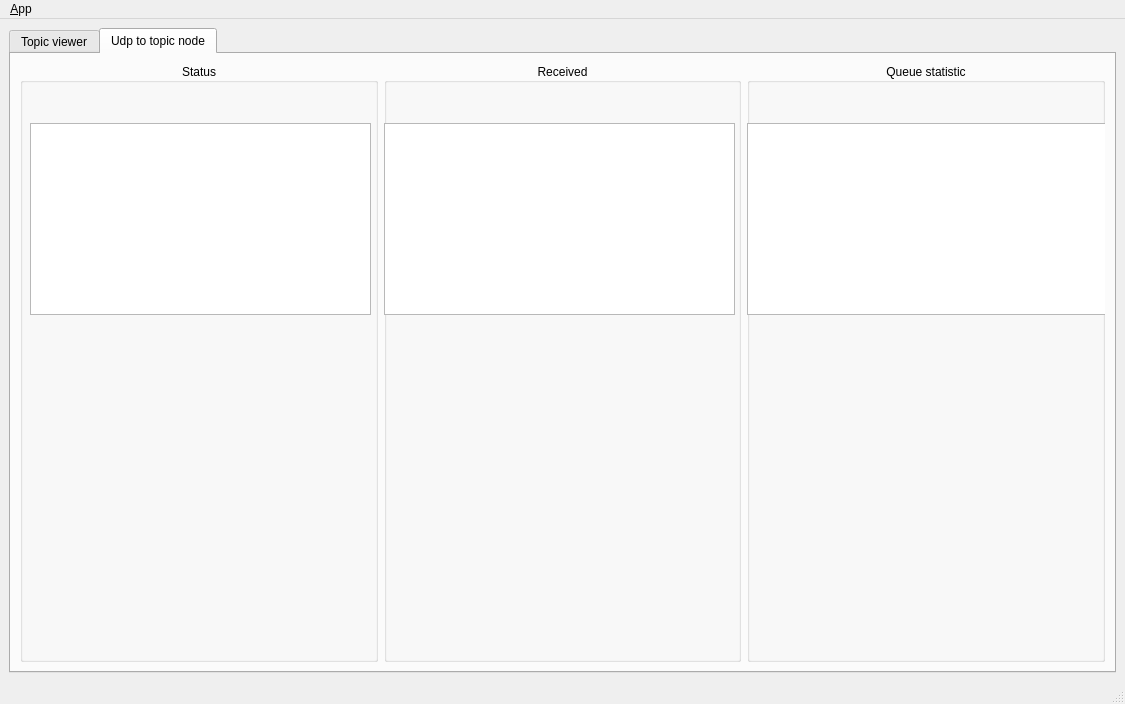
The window that ui/main_window.ui (AlexKaravaev/rqt_state) describes before a commit, drawn with Qt 5.
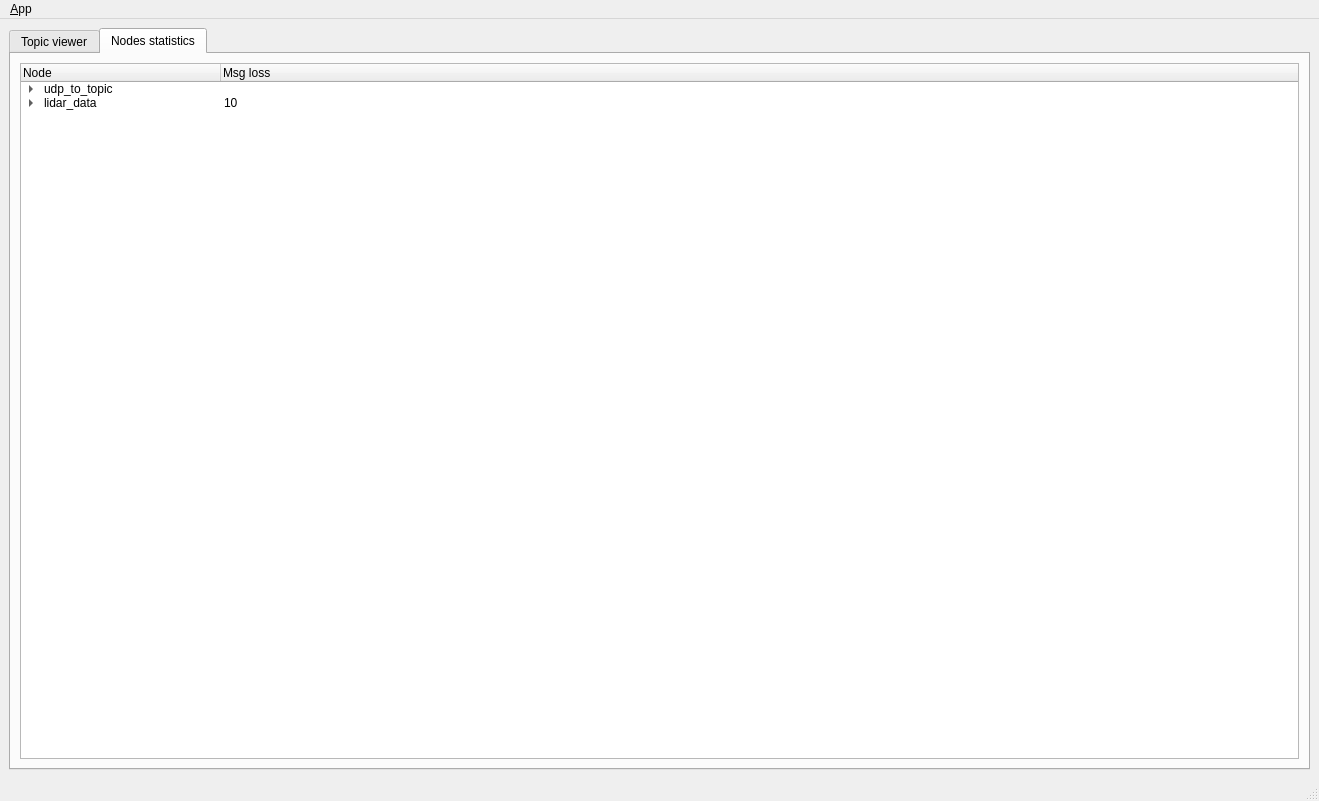
The same window after the commit. The open tabs and pages were chosen to show the change. Icons and pictures are not drawn.

Commit message: Dynamic retrieval of topic names

The edit to the form file:
```diff
--- a/ui/main_window.ui
+++ b/ui/main_window.ui
@@ -6,8 +6,8 @@
    <rect>
     <x>0</x>
     <y>0</y>
-    <width>1125</width>
-    <height>704</height>
+    <width>1319</width>
+    <height>801</height>
    </rect>
   </property>
   <property name="windowTitle">
@@ -354,100 +354,98 @@
       </widget>
       <widget class="QWidget" name="udp_to_topic_node">
        <attribute name="title">
-        <string>Udp to topic node</string>
+        <string>Nodes statistics</string>
        </attribute>
        <layout class="QGridLayout" name="gridLayout_2">
-        <item row="0" column="3">
-         <widget class="QGroupBox" name="groupBox_4">
-          <property name="title">
-           <string>Queue statistic</string>
-          </property>
-          <property name="alignment">
-           <set>Qt::AlignCenter</set>
-          </property>
-          <widget class="QTextEdit" name="textEdit_3">
-           <property name="enabled">
-            <bool>true</bool>
-           </property>
-           <property name="geometry">
-            <rect>
-             <x>0</x>
-             <y>60</y>
-             <width>361</width>
-             <height>192</height>
-            </rect>
-           </property>
-           <property name="readOnly">
-            <bool>true</bool>
-           </property>
-          </widget>
-         </widget>
-        </item>
         <item row="0" column="0">
-         <widget class="QGroupBox" name="groupBox_2">
-          <property name="enabled">
+         <widget class="QTreeWidget" name="treeWidget">
+          <property name="itemsExpandable">
            <bool>true</bool>
           </property>
-          <property name="title">
-           <string>Status</string>
+          <property name="animated">
+           <bool>false</bool>
           </property>
-          <property name="alignment">
-           <set>Qt::AlignCenter</set>
+          <property name="allColumnsShowFocus">
+           <bool>false</bool>
           </property>
-          <widget class="QTextEdit" name="textEdit">
-           <property name="enabled">
+          <attribute name="headerCascadingSectionResizes">
+           <bool>false</bool>
+          </attribute>
+          <attribute name="headerDefaultSectionSize">
+           <number>200</number>
+          </attribute>
+          <attribute name="headerMinimumSectionSize">
+           <number>100</number>
+          </attribute>
+          <attribute name="headerShowSortIndicator" stdset="0">
+           <bool>false</bool>
+          </attribute>
+          <attribute name="headerStretchLastSection">
             <bool>true</bool>
+          </attribute>
+          <column>
+           <property name="text">
+            <string>Node</string>
            </property>
-           <property name="geometry">
-            <rect>
-             <x>10</x>
-             <y>60</y>
-             <width>341</width>
-             <height>192</height>
-            </rect>
+          </column>
+          <column>
+           <property name="text">
+            <string>Msg loss</string>
            </property>
-           <property name="readOnly">
-            <bool>true</bool>
+          </column>
+          <item>
+           <property name="text">
+            <string>udp_to_topic</string>
            </property>
-          </widget>
-         </widget>
-        </item>
-        <item row="0" column="2">
-         <widget class="QGroupBox" name="groupBox_3">
-          <property name="enabled">
-           <bool>true</bool>
-          </property>
-          <property name="layoutDirection">
-           <enum>Qt::LeftToRight</enum>
-          </property>
-          <property name="autoFillBackground">
-           <bool>false</bool>
-          </property>
-          <property name="title">
-           <string>Received</string>
-          </property>
-          <property name="alignment">
-           <set>Qt::AlignCenter</set>
-          </property>
-          <property name="checkable">
-           <bool>false</bool>
-          </property>
-          <widget class="QTextEdit" name="textEdit_2">
-           <property name="enabled">
-            <bool>true</bool>
-           </property>
-           <property name="geometry">
-            <rect>
-             <x>0</x>
-             <y>60</y>
-             <width>351</width>
-             <height>192</height>
-            </rect>
-           </property>
-           <property name="readOnly">
-            <bool>true</bool>
-           </property>
-          </widget>
+           <item>
+            <property name="text">
+             <string>udp_topic</string>
+            </property>
+            <property name="text">
+             <string>5</string>
+            </property>
+           </item>
+           <item>
+            <property name="text">
+             <string>topic2</string>
+            </property>
+            <property name="text">
+             <string>1</string>
+            </property>
+           </item>
+           <item>
+            <property name="text">
+             <string>topic3</string>
+            </property>
+            <property name="text">
+             <string>3</string>
+            </property>
+           </item>
+          </item>
+          <item>
+           <property name="text">
+            <string>lidar_data</string>
+           </property>
+           <property name="text">
+            <string>10</string>
+           </property>
+           <item>
+            <property name="text">
+             <string>preprocess_topic</string>
+            </property>
+            <property name="text">
+             <string>15</string>
+            </property>
+           </item>
+           <item>
+            <property name="text">
+             <string>watcher_topic</string>
+            </property>
+            <property name="text">
+             <string>5</string>
+            </property>
+           </item>
+          </item>
          </widget>
         </item>
        </layout>
@@ -461,7 +459,7 @@
     <rect>
      <x>0</x>
      <y>0</y>
-     <width>1125</width>
+     <width>1319</width>
      <height>22</height>
     </rect>
    </property>
```
Left out of the diff: 149 changed lines with no effect on the pictures. Lines whose indentation alone changed are shown as unchanged. The commit also changes 5 other files.
